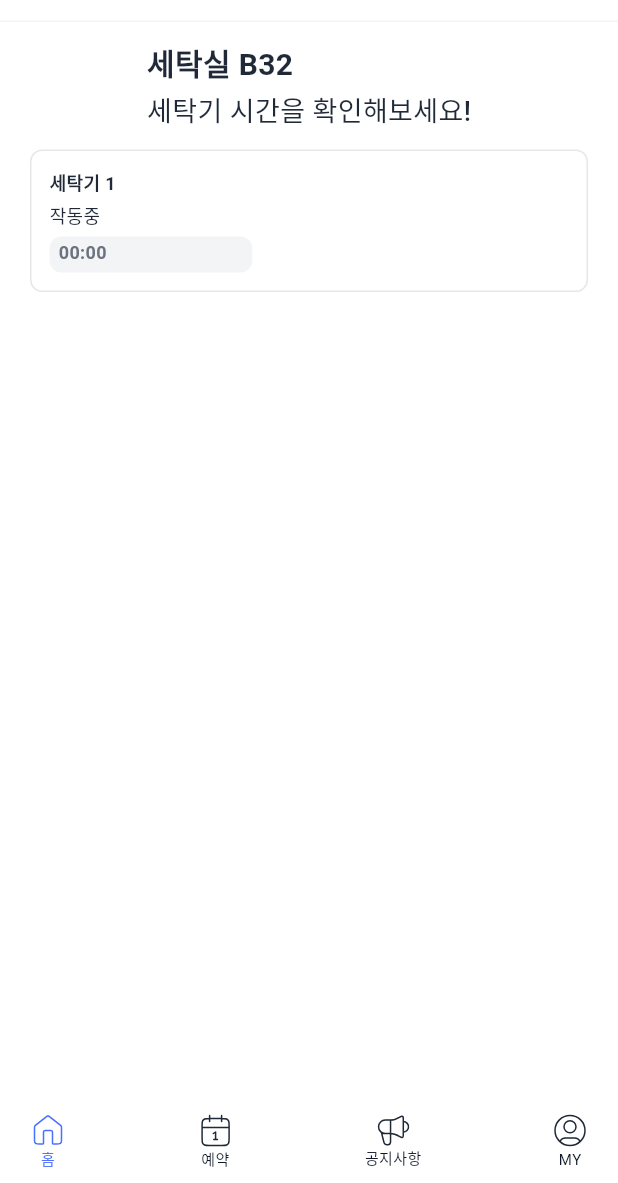
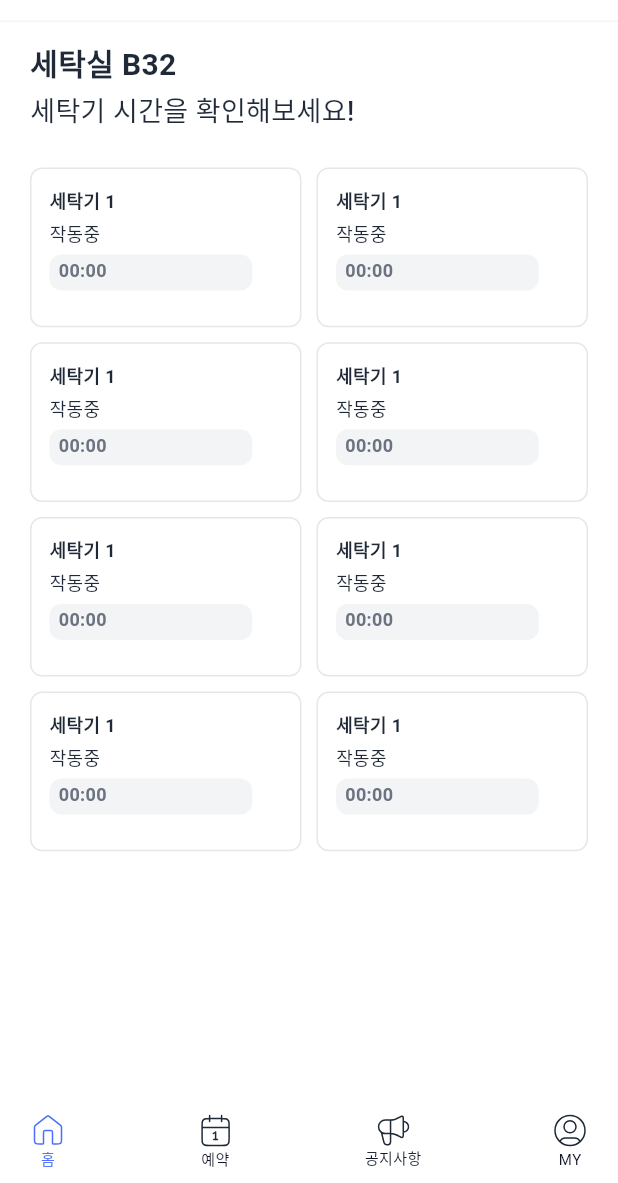
Before and after one commit to TeamPLOY/Bubble_v2, a Flutter app: the HomePage screen opened by its route, on a phone screen of 412 x 824 dp, the part 53-1236 px from its top. Run offline on Flutter 3.47's test engine with Material 3 defaults, Android fonts, the phone set to English and light mode, and no system bars; our stand-ins replace flutter_svg, get; Roboto replaces fonts that are missing (PretendardBold, PretendardMedium, PretendardRegular).

Commit message:
feat : 홈화면 개발

```diff
--- a/lib/presentation/page/home.dart
+++ b/lib/presentation/page/home.dart
@@ -20,31 +20,52 @@ class HomePage extends StatelessWidget {
             // 타이틀 영역
             Padding(
               padding: const EdgeInsets.symmetric(horizontal: 20, vertical: 12),
+              child: Align(
+                alignment: Alignment.centerLeft,
                 child: Column(
                   crossAxisAlignment: CrossAxisAlignment.start,
                   children: [
                     Text(
                       "세탁실 B32",
-                    style: AppTextStyles.B20.copyWith(color: AppColor.gray800),
+                      style:
+                          AppTextStyles.B20.copyWith(color: AppColor.gray800),
+                      textAlign: TextAlign.left,
                     ),
                     const SizedBox(height: 4),
                     Text(
                       "세탁기 시간을 확인해보세요!",
-                    style: AppTextStyles.M18.copyWith(color: AppColor.gray800),
+                      style:
+                          AppTextStyles.M18.copyWith(color: AppColor.gray800),
+                      textAlign: TextAlign.left,
                     ),
                   ],
                 ),
               ),
+            ),
 
-            // 세탁기 리스트
             Expanded(
               child: Padding(
-                padding: const EdgeInsets.symmetric(horizontal: 20),
-                child: ListView(children: const [
-                  MachineBox(name: "세탁기 1", function: true, time: "11:01"),
-                ]),
+                padding:
+                    const EdgeInsets.symmetric(horizontal: 20, vertical: 12),
+                child: GridView.builder(
+                  gridDelegate: const SliverGridDelegateWithFixedCrossAxisCount(
+                    crossAxisCount: 2, // 열의 개수
+                    crossAxisSpacing: 10,
+                    mainAxisSpacing: 10,
+                    childAspectRatio: 1.7,
+                  ),
+                  itemCount: 8,
+                  itemBuilder: (context, index) {
+                    return const MachineBox(
+                      name: "세탁기 1",
+                      function: true,
+                      time: "11:01",
+                    );
+                  },
                 ),
               ),
+            ),
+
             const Footer(isClick: 1),
           ],
         ),
--- a/lib/presentation/widgets/components/home/machineBox.dart
+++ b/lib/presentation/widgets/components/home/machineBox.dart
@@ -8,16 +8,16 @@ class MachineBox extends StatelessWidget {
   final String time;
 
   const MachineBox({
-    Key? key,
+    super.key,
     required this.name,
     required this.function,
     required this.time,
-  }) : super(key: key);
+  });
 
   @override
   Widget build(BuildContext context) {
     return Container(
-      padding: const EdgeInsets.fromLTRB(12, 12, 12, 12),
+      padding: const EdgeInsets.fromLTRB(12, 12, 10, 12),
       decoration: BoxDecoration(
         color: AppColor.white100,
         border: Border.all(color: AppColor.gray200, width: 1),
```
Lines whose indentation alone changed are shown as unchanged.
